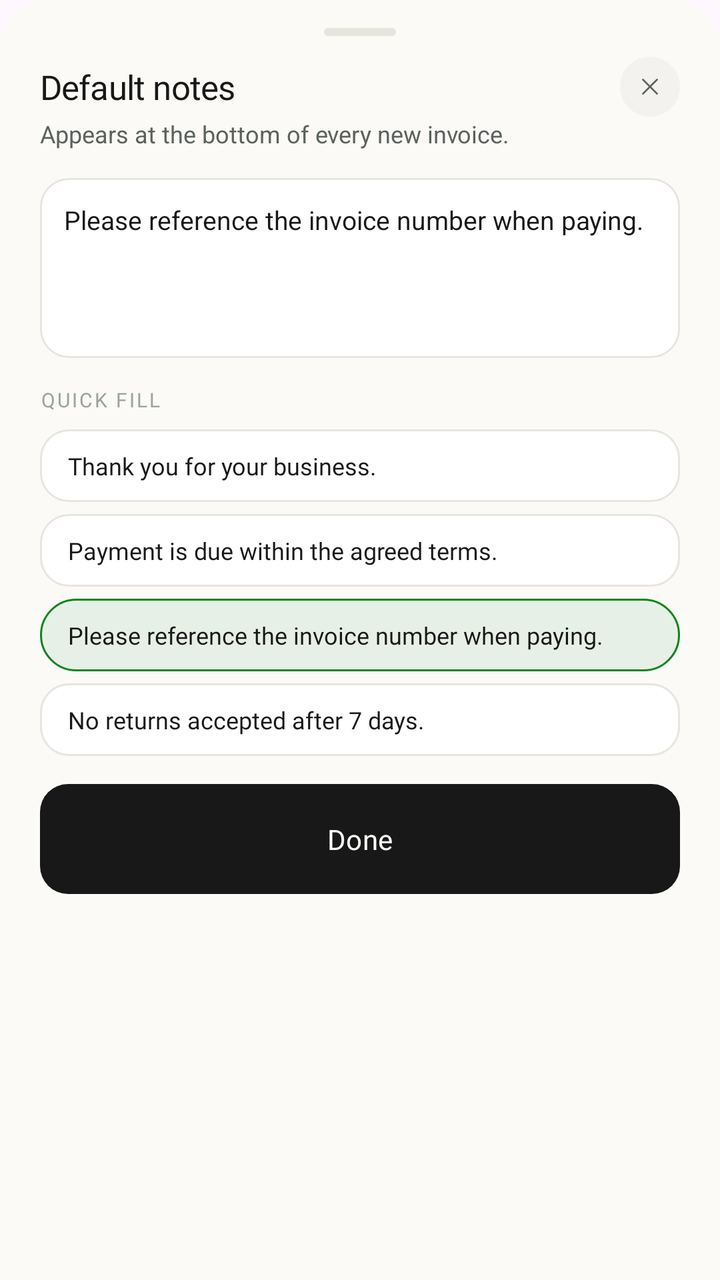
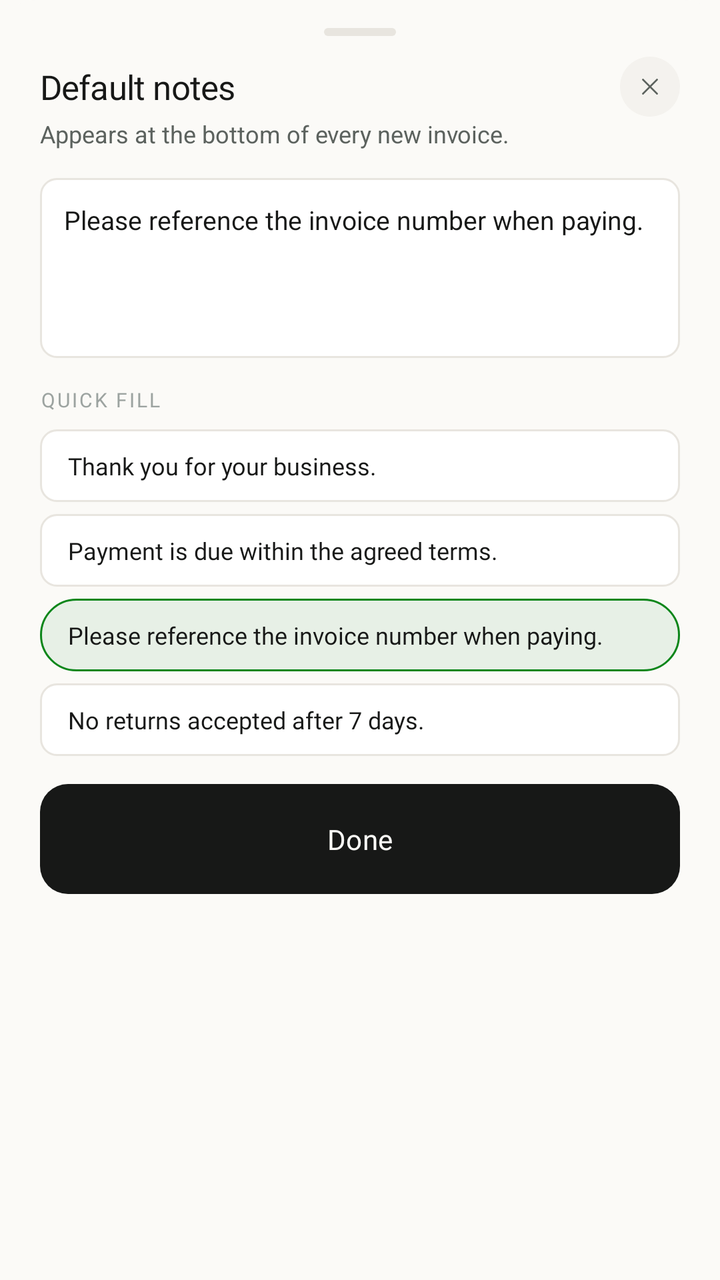

Before-and-after screenshots of an Android layout around one commit, followed by the original layout XML and the change that was made.
<!-- AndroidManifest.xml: application theme Theme.InvoiceGenerator -->
<!-- res/layout/bottom_sheet_default_notes.xml -->
<?xml version="1.0" encoding="utf-8"?>
<androidx.constraintlayout.widget.ConstraintLayout xmlns:android="http://schemas.android.com/apk/res/android"
    android:layout_width="match_parent"
    android:layout_height="wrap_content"
    xmlns:app="http://schemas.android.com/apk/res-auto"
    android:background="@drawable/bg_currency_picker_sheet"
    android:paddingHorizontal="20dp"
    android:paddingTop="8dp"
    android:paddingBottom="28dp">

    <view class="android.widget.ImageView"
        android:id="@+id/dragHandleNotes"
        android:layout_width="36dp"
        android:layout_height="4dp"
        android:layout_marginTop="6dp"
        android:background="@drawable/drag_handle_bg"
        app:layout_constraintStart_toStartOf="parent"
        app:layout_constraintEnd_toEndOf="parent"
        app:layout_constraintTop_toTopOf="parent"/>

    <TextView
        android:id="@+id/notesTitle"
        android:layout_width="0dp"
        android:layout_height="wrap_content"
        android:text="Default notes"
        android:fontFamily="@font/inter_bold"
        android:textSize="17sp"
        android:letterSpacing="-0.015"
        android:layout_marginTop="14dp"
        android:textColor="@color/btn_text_dark"
        app:layout_constraintTop_toBottomOf="@id/dragHandleNotes"
        app:layout_constraintStart_toStartOf="parent"
        app:layout_constraintEnd_toStartOf="@id/closebtn"/>

    <TextView
        android:id="@+id/notesSubtitle"
        android:layout_width="0dp"
        android:layout_height="wrap_content"
        android:textSize="12sp"
        android:text="Appears at the bottom of every new invoice."
        android:layout_marginTop="4dp"
        android:textColor="@color/subheading_color_home"
        android:lineSpacingMultiplier="1.5"
        app:layout_constraintTop_toBottomOf="@id/notesTitle"
        app:layout_constraintStart_toStartOf="parent"
        app:layout_constraintEnd_toStartOf="@id/closebtn"/>

    <ImageButton
        android:id="@+id/closebtn"
        android:layout_width="30dp"
        android:layout_height="30dp"
        android:background="@drawable/bg_cross_button"
        android:backgroundTint="#F4F2EE"
        android:src="@drawable/ic_close"
        app:layout_constraintEnd_toEndOf="parent"
        app:layout_constraintTop_toTopOf="@id/notesTitle"
        app:layout_constraintBottom_toBottomOf="@id/notesTitle"/>

    <EditText
        android:id="@+id/defaultNotesInput"
        android:layout_width="match_parent"
        android:layout_height="90dp"
        android:text="Please reference the invoice number when paying."
        android:hint="Type a message…"
        android:background="@drawable/bg_input_field"
        android:padding="12dp"
        android:textSize="13sp"
        android:textColor="#171817"
        android:gravity="top|start"
        android:inputType="textMultiLine"
        android:lineSpacingMultiplier="1.5"
        android:layout_marginTop="14dp"
        app:layout_constraintStart_toStartOf="parent"
        app:layout_constraintEnd_toEndOf="parent"
        app:layout_constraintTop_toBottomOf="@id/notesSubtitle"/>

    <TextView
        android:id="@+id/quickFillHeading"
        android:layout_width="match_parent"
        android:layout_height="wrap_content"
        android:text="Quick fill"
        android:textAllCaps="true"
        android:textColor="#9CA3A0"
        android:letterSpacing="0.1"
        android:fontFamily="@font/inter_semibold"
        android:textSize="10sp"
        android:layout_marginTop="14dp"
        app:layout_constraintStart_toStartOf="parent"
        app:layout_constraintTop_toBottomOf="@id/defaultNotesInput"/>

    <TextView
        android:id="@+id/quickFill1Btn"
        android:layout_width="match_parent"
        android:layout_height="wrap_content"
        android:text="Thank you for your business."
        android:textSize="12sp"
        android:textColor="@color/btn_text_dark"
        android:fontFamily="@font/inter_medium"
        android:background="@drawable/bg_input_field"
        android:paddingHorizontal="14dp"
        android:paddingVertical="10dp"
        android:lineSpacingMultiplier="1.5"
        android:layout_marginTop="8dp"
        app:layout_constraintStart_toStartOf="parent"
        app:layout_constraintEnd_toEndOf="parent"
        app:layout_constraintTop_toBottomOf="@id/quickFillHeading"/>

    <TextView
        android:id="@+id/quickFill2Btn"
        android:layout_width="match_parent"
        android:layout_height="wrap_content"
        android:text="Payment is due within the agreed terms."
        android:textSize="12sp"
        android:textColor="@color/btn_text_dark"
        android:fontFamily="@font/inter_medium"
        android:background="@drawable/bg_input_field"
        android:paddingHorizontal="14dp"
        android:paddingVertical="10dp"
        android:lineSpacingMultiplier="1.5"
        android:layout_marginTop="6dp"
        app:layout_constraintStart_toStartOf="parent"
        app:layout_constraintEnd_toEndOf="parent"
        app:layout_constraintTop_toBottomOf="@id/quickFill1Btn"/>

    <TextView
        android:id="@+id/quickFill3Btn"
        android:layout_width="match_parent"
        android:layout_height="wrap_content"
        android:text="Please reference the invoice number when paying."
        android:textSize="12sp"
        android:textColor="@color/btn_text_dark"
        android:fontFamily="@font/inter_medium"
        android:background="@drawable/bg_row_selected"
        android:paddingHorizontal="14dp"
        android:paddingVertical="10dp"
        android:lineSpacingMultiplier="1.5"
        android:layout_marginTop="6dp"
        app:layout_constraintStart_toStartOf="parent"
        app:layout_constraintEnd_toEndOf="parent"
        app:layout_constraintTop_toBottomOf="@id/quickFill2Btn"/>

    <TextView
        android:id="@+id/quickFill4Btn"
        android:layout_width="match_parent"
        android:layout_height="wrap_content"
        android:text="No returns accepted after 7 days."
        android:textSize="12sp"
        android:textColor="@color/btn_text_dark"
        android:fontFamily="@font/inter_medium"
        android:background="@drawable/bg_input_field"
        android:paddingHorizontal="14dp"
        android:paddingVertical="10dp"
        android:lineSpacingMultiplier="1.5"
        android:layout_marginTop="6dp"
        android:layout_marginBottom="16dp"
        app:layout_constraintStart_toStartOf="parent"
        app:layout_constraintEnd_toEndOf="parent"
        app:layout_constraintTop_toBottomOf="@id/quickFill3Btn"/>

    <Button
        android:id="@+id/doneBtn"
        android:layout_width="match_parent"
        android:layout_height="wrap_content"
        android:text="Done"
        android:layout_marginTop="14dp"
        android:paddingHorizontal="14dp"
        android:paddingVertical="14dp"
        android:textAllCaps="false"
        android:textSize="14sp"
        android:fontFamily="@font/inter_semibold"
        android:textColor="@color/bg_cream"
        app:backgroundTint="@null"
        android:background="@drawable/green_btn_bg"
        android:backgroundTint="@color/btn_bg_dark"
        app:layout_constraintTop_toBottomOf="@id/quickFill4Btn"
        app:layout_constraintStart_toStartOf="parent"
        app:layout_constraintEnd_toEndOf="parent"/>

</androidx.constraintlayout.widget.ConstraintLayout>
<!-- resources referenced by this layout -->
<resources>
  <color name="bg_cream">#FBFAF7</color>
  <color name="btn_bg_dark">#171817</color>
  <color name="btn_text_dark">#171817</color>
  <color name="subheading_color_home">#5C625E</color>
  <!-- drawable bg_cross_button (drawable) -->
  <?xml version="1.0" encoding="utf-8"?>
  <shape xmlns:android="http://schemas.android.com/apk/res/android">
      <solid android:color="#F4F2EE" />
      <corners android:radius="999dp" />
  </shape>
  <!-- drawable bg_currency_picker_sheet (drawable) -->
  <?xml version="1.0" encoding="utf-8"?>
  <shape xmlns:android="http://schemas.android.com/apk/res/android"
      android:shape="rectangle">
      <solid
          android:color="#FBFAF7"/>
      <corners
          android:topRightRadius="22dp"
          android:topLeftRadius="22dp"/>
  
  </shape>
  <!-- drawable bg_input_field (drawable) -->
  <?xml version="1.0" encoding="utf-8"?>
  <shape xmlns:android="http://schemas.android.com/apk/res/android"
      android:shape="rectangle">
      <solid android:color="#FFFFFF"/>
      <stroke android:width="1dp"
          android:color="#E8E5DF"/>
      <corners android:radius="14dp"/>
  
  </shape>
  <!-- drawable bg_row_selected (drawable) -->
  <?xml version="1.0" encoding="utf-8"?>
  <shape xmlns:android="http://schemas.android.com/apk/res/android"
      android:shape="rectangle">
      <solid android:color="@color/primary_green_alpha"/>
      <corners android:radius="18dp"/>
      <stroke android:color="#0C861A"
          android:width="1dp"/>
  </shape>
  <!-- drawable drag_handle_bg (drawable) -->
  <?xml version="1.0" encoding="utf-8"?>
  <shape xmlns:android="http://schemas.android.com/apk/res/android">
      <solid android:color="#E8E5DF" />
      <corners android:radius="2dp" />
  </shape>
  <!-- drawable green_btn_bg (drawable) -->
  <?xml version="1.0" encoding="utf-8"?>
  <shape xmlns:android="http://schemas.android.com/apk/res/android">
      <solid android:color="#0C861A" />
      <corners android:radius="14dp" />
  </shape>
  <!-- drawable ic_close (drawable) -->
  <?xml version="1.0" encoding="utf-8"?>
  <vector xmlns:android="http://schemas.android.com/apk/res/android"
      android:width="14dp"
      android:height="14dp"
      android:viewportWidth="24"
      android:viewportHeight="24">
  
      <path
          android:pathData="M6,6 L18,18"
          android:strokeColor="#5C625E"
          android:strokeWidth="1.6"
          android:strokeLineCap="round"
          android:strokeLineJoin="round" />
  
      <path
          android:pathData="M18,6 L6,18"
          android:strokeColor="#5C625E"
          android:strokeWidth="1.6"
          android:strokeLineCap="round"
          android:strokeLineJoin="round" />
  
  </vector>
  <style name="Theme.InvoiceGenerator" parent="Base.Theme.InvoiceGenerator" />
  <color name="primary_green_alpha">#140C861A</color>
  <style name="Base.Theme.InvoiceGenerator" parent="Theme.Material3.DayNight.NoActionBar">
          <item name="android:navigationBarColor">@android:color/transparent</item>
          <item name="android:statusBarColor">@android:color/transparent</item>
          <item name="android:windowLightNavigationBar">true</item>
      </style>
</resources>

<!-- the commit's change to res/layout/bottom_sheet_default_notes.xml (unified diff, before → after) -->
@@ -50,7 +50,7 @@
         android:layout_width="30dp"
         android:layout_height="30dp"
         android:background="@drawable/bg_cross_button"
-        android:backgroundTint="#F4F2EE"
+        android:backgroundTint="@color/greyish_white"
         android:src="@drawable/ic_close"
         app:layout_constraintEnd_toEndOf="parent"
         app:layout_constraintTop_toTopOf="@id/notesTitle"
@@ -65,7 +65,7 @@
         android:background="@drawable/bg_input_field"
         android:padding="12dp"
         android:textSize="13sp"
-        android:textColor="#171817"
+        android:textColor="@color/text_primary"
         android:gravity="top|start"
         android:inputType="textMultiLine"
         android:lineSpacingMultiplier="1.5"
@@ -80,7 +80,7 @@
         android:layout_height="wrap_content"
         android:text="Quick fill"
         android:textAllCaps="true"
-        android:textColor="#9CA3A0"
+        android:textColor="@color/text_secondary"
         android:letterSpacing="0.1"
         android:fontFamily="@font/inter_semibold"
         android:textSize="10sp"
<!-- resource entries referenced after the edit -->
@@ -3,33 +3,28 @@
   <color name="bg_cream">#FBFAF7</color>
   <color name="btn_bg_dark">#171817</color>
   <color name="btn_text_dark">#171817</color>
+  <color name="greyish_white">#F4F2EE</color>
   <color name="subheading_color_home">#5C625E</color>
+  <color name="text_primary">#171817</color>
+  <color name="text_secondary">#9CA3A0</color>
   <!-- drawable bg_cross_button (drawable) -->
   <?xml version="1.0" encoding="utf-8"?>
   <shape xmlns:android="http://schemas.android.com/apk/res/android">
-      <solid android:color="#F4F2EE" />
-      <corners android:radius="999dp" />
+      <corners android:radius="999dp"/>
+      <solid android:color="@color/greyish_white" />
   </shape>
   <!-- drawable bg_currency_picker_sheet (drawable) -->
   <?xml version="1.0" encoding="utf-8"?>
-  <shape xmlns:android="http://schemas.android.com/apk/res/android"
-      android:shape="rectangle">
-      <solid
-          android:color="#FBFAF7"/>
-      <corners
-          android:topRightRadius="22dp"
-          android:topLeftRadius="22dp"/>
-  
+  <shape xmlns:android="http://schemas.android.com/apk/res/android">
+      <corners android:topLeftRadius="18dp" android:topRightRadius="18dp"/>
+      <solid android:color="@color/bg_cream"/>
   </shape>
   <!-- drawable bg_input_field (drawable) -->
   <?xml version="1.0" encoding="utf-8"?>
-  <shape xmlns:android="http://schemas.android.com/apk/res/android"
-      android:shape="rectangle">
-      <solid android:color="#FFFFFF"/>
-      <stroke android:width="1dp"
-          android:color="#E8E5DF"/>
-      <corners android:radius="14dp"/>
-  
+  <shape xmlns:android="http://schemas.android.com/apk/res/android">
+      <solid android:color="@color/white"/>
+      <corners android:radius="8dp"/>
+      <stroke android:width="1dp" android:color="@color/btn_border_light"/>
   </shape>
   <!-- drawable bg_row_selected (drawable) -->
   <?xml version="1.0" encoding="utf-8"?>
@@ -43,7 +38,7 @@
   <!-- drawable drag_handle_bg (drawable) -->
   <?xml version="1.0" encoding="utf-8"?>
   <shape xmlns:android="http://schemas.android.com/apk/res/android">
-      <solid android:color="#E8E5DF" />
+      <solid android:color="@color/btn_border_light" />
       <corners android:radius="2dp" />
   </shape>
   <!-- drawable green_btn_bg (drawable) -->
@@ -62,25 +57,29 @@
   
       <path
           android:pathData="M6,6 L18,18"
-          android:strokeColor="#5C625E"
+          android:strokeColor="@color/text_grey"
           android:strokeWidth="1.6"
           android:strokeLineCap="round"
           android:strokeLineJoin="round" />
   
       <path
           android:pathData="M18,6 L6,18"
-          android:strokeColor="#5C625E"
+          android:strokeColor="@color/text_grey"
           android:strokeWidth="1.6"
           android:strokeLineCap="round"
           android:strokeLineJoin="round" />
   
   </vector>
   <style name="Theme.InvoiceGenerator" parent="Base.Theme.InvoiceGenerator" />
+  <color name="white">#FFFFFF</color>
+  <color name="btn_border_light">#E8E5DF</color>
   <color name="primary_green_alpha">#140C861A</color>
+  <color name="text_grey">#5C625E</color>
   <style name="Base.Theme.InvoiceGenerator" parent="Theme.Material3.DayNight.NoActionBar">
           <item name="android:navigationBarColor">@android:color/transparent</item>
           <item name="android:statusBarColor">@android:color/transparent</item>
-          <item name="android:windowLightNavigationBar">true</item>
+          <item name="android:windowBackground">@color/bg_cream</item>
+          <item name="android:windowLightNavigationBar" tools:targetApi="o_mr1">true</item>
       </style>
 </resources>
 
